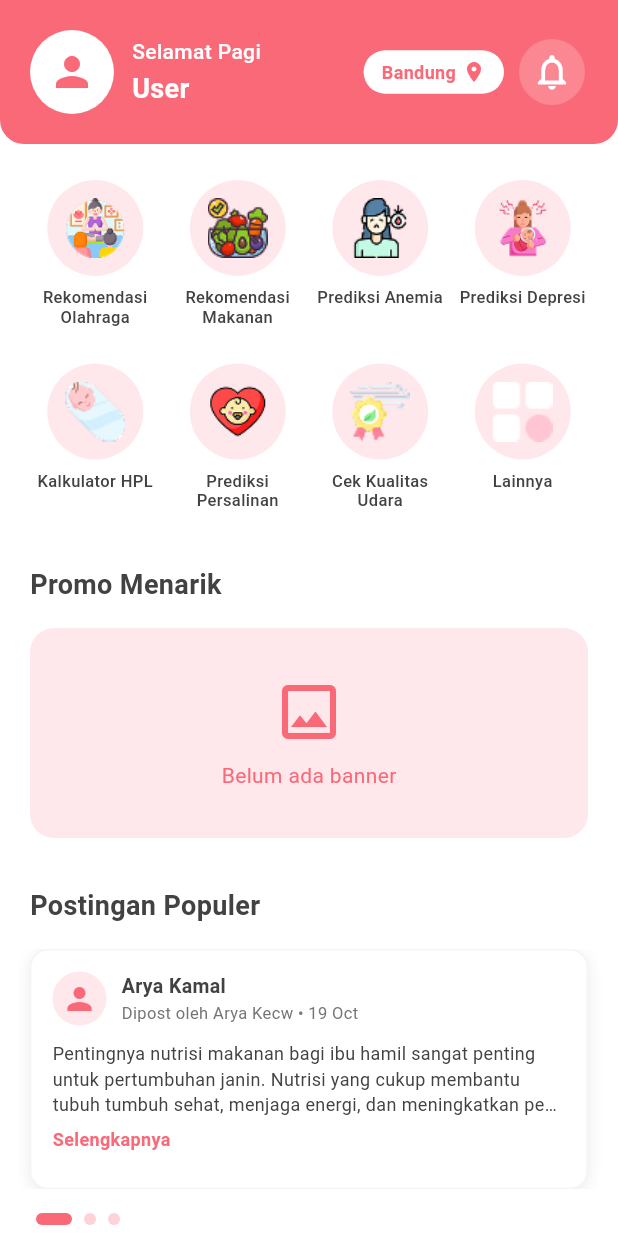
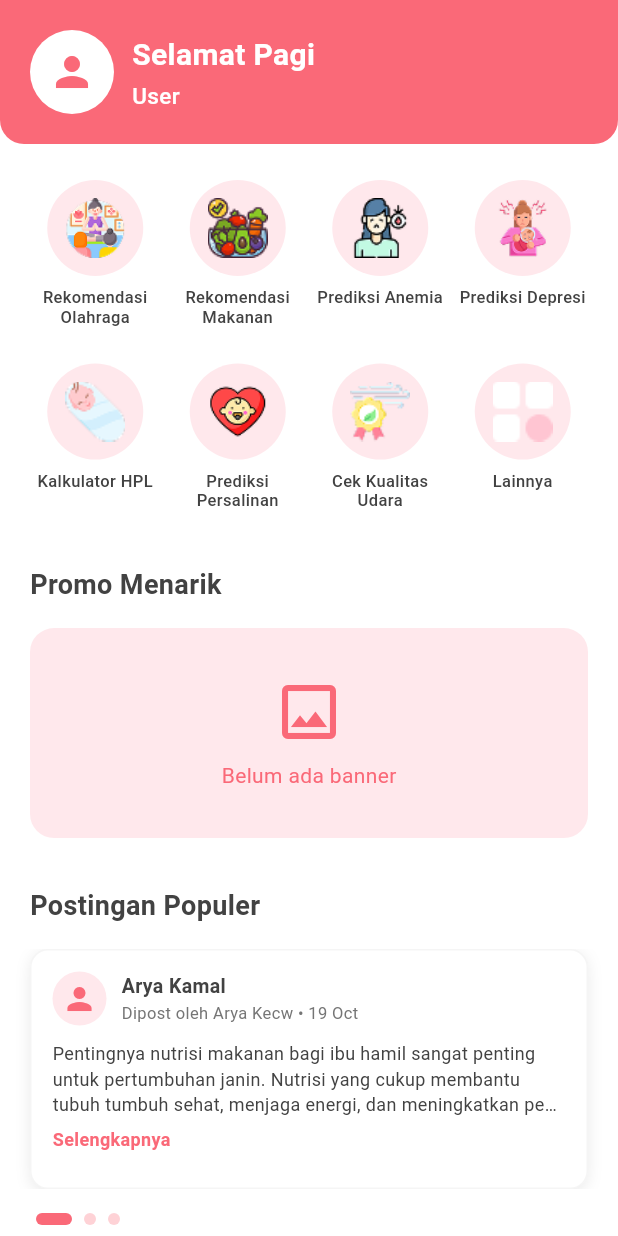
Before and after one commit to app-prenava/prenava-mobile, a Flutter app: the HomePage screen opened directly, on a phone screen of 412 x 824 dp. Run offline on Flutter 3.47's test engine with Material 3 defaults, Android fonts, the phone set to English and light mode, and no system bars; our stand-ins replace carousel_slider, dio, flutter_riverpod, flutter_secure_storage, go_router, image_picker and 1 more; accounts and stored records are empty.

Commit message:
feat(home): update header greeting style and remove location/notification
- Made greeting text bold and bigger than username
- Use Indonesian timezone (WIB UTC+7) for greeting
- Removed hardcoded Bandung location badge
- Removed notification icon

```diff
--- a/lib/features/home/presentation/widgets/user_header.dart
+++ b/lib/features/home/presentation/widgets/user_header.dart
@@ -3,17 +3,13 @@ import 'package:flutter/material.dart';
 class UserHeader extends StatelessWidget {
   final String greeting;
   final String userName;
-  final String location;
   final String? avatarUrl;
-  final VoidCallback? onNotificationTap;
 
   const UserHeader({
     super.key,
     required this.greeting,
     required this.userName,
-    required this.location,
     this.avatarUrl,
-    this.onNotificationTap,
   });
 
   @override
@@ -59,8 +55,8 @@ class UserHeader extends StatelessWidget {
                     greeting,
                     style: const TextStyle(
                       color: Colors.white,
-                      fontSize: 14,
-                      fontWeight: FontWeight.w500,
+                      fontSize: 20,
+                      fontWeight: FontWeight.bold,
                     ),
                   ),
                   const SizedBox(height: 2),
@@ -68,52 +64,13 @@ class UserHeader extends StatelessWidget {
                     userName,
                     style: const TextStyle(
                       color: Colors.white,
-                      fontSize: 18,
-                      fontWeight: FontWeight.bold,
+                      fontSize: 15,
+                      fontWeight: FontWeight.w500,
                     ),
                     maxLines: 1,
                     overflow: TextOverflow.ellipsis,
                   ),
                 ],
-              ),
-            ),
-            const SizedBox(width: 8),
-            Container(
-              padding: const EdgeInsets.symmetric(horizontal: 12, vertical: 6),
-              decoration: BoxDecoration(
-                color: Colors.white,
-                borderRadius: BorderRadius.circular(20),
-              ),
-              child: Row(
-                mainAxisSize: MainAxisSize.min,
-                children: [
-                  Text(
-                    location,
-                    style: const TextStyle(
-                      color: Color(0xFFFA6978),
-                      fontSize: 12,
-                      fontWeight: FontWeight.w600,
-                    ),
-                  ),
-                  const SizedBox(width: 4),
-                  const Icon(
-                    Icons.location_on,
-                    color: Color(0xFFFA6978),
-                    size: 16,
-                  ),
-                ],
-              ),
-            ),
-            const SizedBox(width: 8),
-            IconButton(
-              onPressed: onNotificationTap,
-              icon: const Icon(
-                Icons.notifications_outlined,
-                color: Colors.white,
-                size: 28,
-              ),
-              style: IconButton.styleFrom(
-                backgroundColor: Colors.white.withValues(alpha: 0.2),
               ),
             ),
           ],
```
